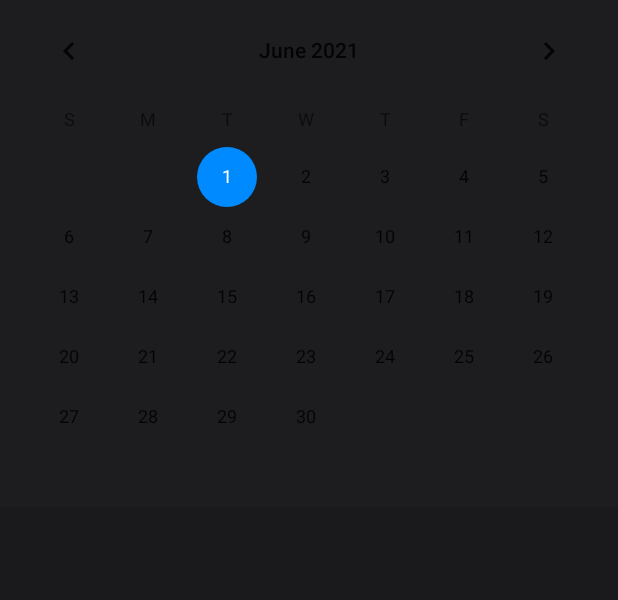
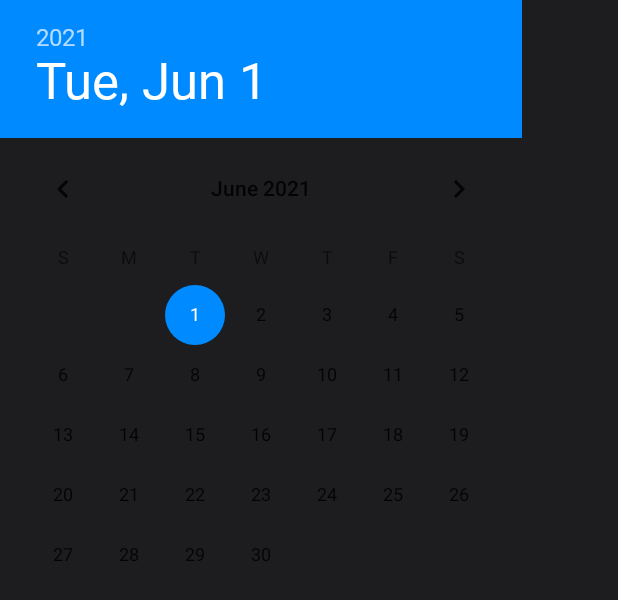
Before and after one commit to IMshub10/Scheduler, an Android app: the layout component_scheduler_calendar.xml on its own in the app's theme, with its tools: preview values and no code run, on a phone screen of 412 x 824 dp. Shown: the top 600 px of the screen. Run offline under Robolectric (Android 15) with nearby library versions, the phone set to English and light mode, and no system bars.

Commit message:
Changed calender view to date picker

```diff
--- a/app/src/main/java/com/summer/scheduler/ui/main/view/calendardialog/CalendarDialogBoxListener.kt
+++ b/app/src/main/java/com/summer/scheduler/ui/main/view/calendardialog/DatePickerDialogBoxListener.kt
@@ -2,6 +2,6 @@ package com.summer.scheduler.ui.main.view.calendardialog
 
 import java.util.*
 
-interface CalendarDialogBoxListener {
+interface DatePickerDialogBoxListener {
     fun sendDateInfo(dateString: String?, weekNo: Int, date: Date?)
 }
--- a/app/src/main/res/layout/component_scheduler_calendar.xml
+++ b/app/src/main/res/layout/component_scheduler_calendar.xml
@@ -4,12 +4,14 @@
     android:layout_height="match_parent">
     <!--android:background="?attr/colorBackground" -->
 
-    <CalendarView
+    <DatePicker
         android:layout_width="match_parent"
         android:layout_height="wrap_content"
         android:layout_centerHorizontal="true"
-        android:id="@+id/calendarDialog"
+        android:id="@+id/datePickerDialog"
         android:background="#1D1D1F"
+        android:calendarViewShown="true"
+        android:spinnersShown="false"
         android:focusedMonthDateColor="#FFFFFF"/>
 
 </RelativeLayout>
```
Also changed, not shown: app/src/main/java/com/summer/scheduler/ui/main/view/calendardialog/DatePickerDialog.kt (renamed from app/src/main/java/com/summer/scheduler/ui/main/view/calendardialog/CalendarDialog.kt, +12 -10 lines).
